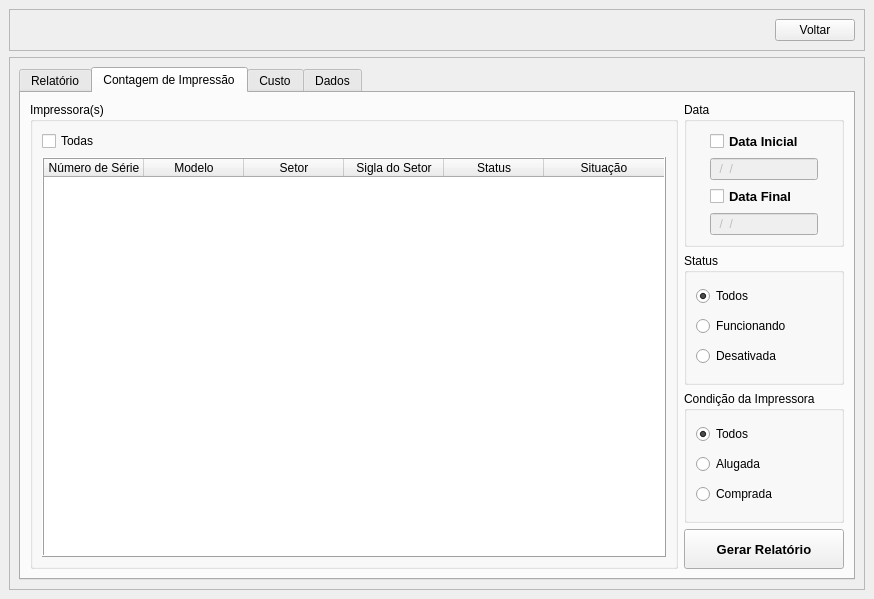
Qt form View/Telas/TelaRelatorio.ui (Blastoles/ProjetoSCGI) before a commit.
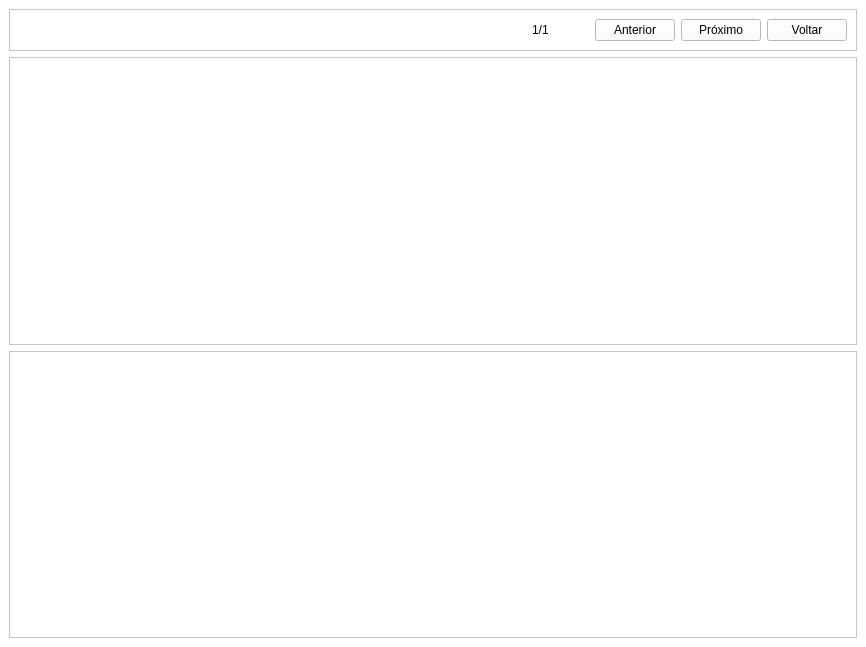
The same form after that commit. Icons and pictures are not drawn.

Diff of the .ui file:
```diff
--- a/View/Telas/TelaRelatorio.ui
+++ b/View/Telas/TelaRelatorio.ui
@@ -6,16 +6,19 @@
    <rect>
     <x>0</x>
     <y>0</y>
-    <width>874</width>
-    <height>599</height>
+    <width>866</width>
+    <height>647</height>
    </rect>
   </property>
   <property name="windowTitle">
-   <string>Contagem</string>
+   <string>Relatório</string>
+  </property>
+  <property name="styleSheet">
+   <string notr="true">background-color: rgb(255, 255, 255);</string>
   </property>
   <widget class="QWidget" name="centralwidget">
    <layout class="QGridLayout" name="gridLayout_2">
-    <item row="0" column="1">
+    <item row="0" column="0">
      <widget class="QFrame" name="frame">
       <property name="sizePolicy">
        <sizepolicy hsizetype="Preferred" vsizetype="Maximum">
@@ -30,11 +33,34 @@
        <enum>QFrame::Raised</enum>
       </property>
       <layout class="QHBoxLayout" name="horizontalLayout">
+       <item>
+        <spacer name="horizontalSpacer_2">
+         <property name="orientation">
+          <enum>Qt::Horizontal</enum>
+         </property>
+         <property name="sizeHint" stdset="0">
+          <size>
+           <width>40</width>
+           <height>20</height>
+          </size>
+         </property>
+        </spacer>
+       </item>
+       <item>
+        <widget class="QLabel" name="TX_ContPagina">
+         <property name="text">
+          <string>1/1</string>
+         </property>
+        </widget>
+       </item>
        <item>
         <spacer name="horizontalSpacer">
          <property name="orientation">
           <enum>Qt::Horizontal</enum>
          </property>
+         <property name="sizeType">
+          <enum>QSizePolicy::Minimum</enum>
+         </property>
          <property name="sizeHint" stdset="0">
           <size>
            <width>40</width>
@@ -43,6 +69,28 @@
          </property>
         </spacer>
        </item>
+       <item>
+        <widget class="QPushButton" name="BT_Anterior">
+         <property name="text">
+          <string>Anterior</string>
+         </property>
+         <property name="icon">
+          <iconset>
+           <normaloff>../Arte/anterior.ico</normaloff>../Arte/anterior.ico</iconset>
+         </property>
+        </widget>
+       </item>
+       <item>
+        <widget class="QPushButton" name="BT_Proximo">
+         <property name="text">
+          <string>Próximo</string>
+         </property>
+         <property name="icon">
+          <iconset>
+           <normaloff>../Arte/proximo.ico</normaloff>../Arte/proximo.ico</iconset>
+         </property>
+        </widget>
+       </item>
        <item>
         <widget class="QPushButton" name="BT_Voltar">
          <property name="text">
@@ -57,7 +105,7 @@
       </layout>
      </widget>
     </item>
-    <item row="1" column="1">
+    <item row="1" column="0">
      <widget class="QFrame" name="frame_2">
       <property name="frameShape">
        <enum>QFrame::StyledPanel</enum>
@@ -65,578 +113,17 @@
       <property name="frameShadow">
        <enum>QFrame::Raised</enum>
       </property>
-      <layout class="QGridLayout" name="gridLayout_9">
-       <item row="1" column="0">
-        <widget class="QTabWidget" name="tabWidget">
-         <property name="currentIndex">
-          <number>1</number>
-         </property>
-         <widget class="QWidget" name="tab_4">
-          <attribute name="title">
-           <string>Relatório</string>
-          </attribute>
-          <layout class="QGridLayout" name="gridLayout_8">
-           <item row="1" column="1" rowspan="6">
-            <widget class="QFrame" name="frame_3">
-             <property name="frameShape">
-              <enum>QFrame::StyledPanel</enum>
-             </property>
-             <property name="frameShadow">
-              <enum>QFrame::Raised</enum>
-             </property>
-             <layout class="QGridLayout" name="gridLayout_10">
-              <item row="0" column="0">
-               <widget class="QComboBox" name="comboBox">
-                <item>
-                 <property name="text">
-                  <string>Quantidade de Impressoras</string>
-                 </property>
-                </item>
-               </widget>
-              </item>
-              <item row="1" column="0">
-               <layout class="QVBoxLayout" name="verticalLayout"/>
-              </item>
-             </layout>
-            </widget>
-           </item>
-           <item row="0" column="0" colspan="2">
-            <widget class="QLabel" name="label">
-             <property name="sizePolicy">
-              <sizepolicy hsizetype="Preferred" vsizetype="Fixed">
-               <horstretch>0</horstretch>
-               <verstretch>0</verstretch>
-              </sizepolicy>
-             </property>
-             <property name="font">
-              <font>
-               <family>Arial</family>
-               <pointsize>15</pointsize>
-               <weight>75</weight>
-               <bold>true</bold>
-              </font>
-             </property>
-             <property name="text">
-              <string>Relatórios</string>
-             </property>
-             <property name="alignment">
-              <set>Qt::AlignCenter</set>
-             </property>
-            </widget>
-           </item>
-           <item row="1" column="0">
-            <widget class="QPushButton" name="pushButton">
-             <property name="sizePolicy">
-              <sizepolicy hsizetype="Minimum" vsizetype="Fixed">
-               <horstretch>0</horstretch>
-               <verstretch>0</verstretch>
-              </sizepolicy>
-             </property>
-             <property name="text">
-              <string>Contagem de Impressão</string>
-             </property>
-            </widget>
-           </item>
-           <item row="2" column="0">
-            <widget class="QPushButton" name="pushButton_3">
-             <property name="sizePolicy">
-              <sizepolicy hsizetype="Minimum" vsizetype="Fixed">
-               <horstretch>0</horstretch>
-               <verstretch>0</verstretch>
-              </sizepolicy>
-             </property>
-             <property name="text">
-              <string>Custo</string>
-             </property>
-            </widget>
-           </item>
-           <item row="3" column="0">
-            <widget class="QPushButton" name="pushButton_5">
-             <property name="sizePolicy">
-              <sizepolicy hsizetype="Minimum" vsizetype="Fixed">
-               <horstretch>0</horstretch>
-               <verstretch>0</verstretch>
-              </sizepolicy>
-             </property>
-             <property name="text">
-              <string>Dados</string>
-             </property>
-            </widget>
-           </item>
-          </layout>
-         </widget>
-         <widget class="QWidget" name="tab_Contagem">
-          <attribute name="title">
-           <string>Contagem de Impressão</string>
-          </attribute>
-          <layout class="QGridLayout" name="gridLayout">
-           <item row="0" column="1">
-            <widget class="QGroupBox" name="data">
-             <property name="title">
-              <string>Data</string>
-             </property>
-             <layout class="QGridLayout" name="gridLayout_7">
-              <item row="1" column="0">
-               <widget class="QLineEdit" name="CP_DataInicial">
-                <property name="enabled">
-                 <bool>false</bool>
-                </property>
-                <property name="sizePolicy">
-                 <sizepolicy hsizetype="Maximum" vsizetype="Fixed">
-                  <horstretch>0</horstretch>
-                  <verstretch>0</verstretch>
-                 </sizepolicy>
-                </property>
-                <property name="font">
-                 <font>
-                  <family>Arial</family>
-                 </font>
-                </property>
-                <property name="inputMask">
-                 <string>99/99/9999</string>
-                </property>
-               </widget>
-              </item>
-              <item row="3" column="0">
-               <widget class="QLineEdit" name="CP_DataFinal">
-                <property name="enabled">
-                 <bool>false</bool>
-                </property>
-                <property name="sizePolicy">
-                 <sizepolicy hsizetype="Maximum" vsizetype="Fixed">
-                  <horstretch>0</horstretch>
-                  <verstretch>0</verstretch>
-                 </sizepolicy>
-                </property>
-                <property name="font">
-                 <font>
-                  <family>Arial</family>
-                 </font>
-                </property>
-                <property name="inputMask">
-                 <string>99/99/9999</string>
-                </property>
-               </widget>
-              </item>
-              <item row="0" column="0">
-               <widget class="QCheckBox" name="BT_DataInicial">
-                <property name="font">
-                 <font>
-                  <family>Arial</family>
-                  <pointsize>10</pointsize>
-                  <weight>75</weight>
-                  <bold>true</bold>
-                 </font>
-                </property>
-                <property name="text">
-                 <string>Data Inicial</string>
-                </property>
-                <property name="checkable">
-                 <bool>true</bool>
-                </property>
-                <property name="checked">
-                 <bool>false</bool>
-                </property>
-               </widget>
-              </item>
-              <item row="2" column="0">
-               <widget class="QCheckBox" name="BT_DataFinal">
-                <property name="font">
-                 <font>
-                  <family>Arial</family>
-                  <pointsize>10</pointsize>
-                  <weight>75</weight>
-                  <bold>true</bold>
-                  <underline>false</underline>
-                 </font>
-                </property>
-                <property name="text">
-                 <string>Data Final</string>
-                </property>
-                <property name="checked">
-                 <bool>false</bool>
-                </property>
-               </widget>
-              </item>
-             </layout>
-            </widget>
-           </item>
-           <item row="2" column="1">
-            <widget class="QGroupBox" name="Condicao">
-             <property name="title">
-              <string>Condição da Impressora</string>
-             </property>
-             <layout class="QGridLayout" name="gridLayout_3">
-              <item row="0" column="0">
-               <widget class="QRadioButton" name="BT_TodosCond">
-                <property name="text">
-                 <string>Todos</string>
-                </property>
-                <property name="checked">
-                 <bool>true</bool>
-                </property>
-               </widget>
-              </item>
-              <item row="1" column="0">
-               <widget class="QRadioButton" name="BT_Alugada">
-                <property name="text">
-                 <string>Alugada</string>
-                </property>
-               </widget>
-              </item>
-              <item row="2" column="0">
-               <widget class="QRadioButton" name="BT_Comprada">
-                <property name="text">
-                 <string>Comprada</string>
-                </property>
-               </widget>
-              </item>
-             </layout>
-            </widget>
-           </item>
-           <item row="1" column="1">
-            <widget class="QGroupBox" name="status">
-             <property name="title">
-              <string>Status</string>
-             </property>
-             <layout class="QGridLayout" name="gridLayout_6">
-              <item row="2" column="0">
-               <widget class="QRadioButton" name="BT_Desativada">
-                <property name="text">
-                 <string>Desativada</string>
-                </property>
-               </widget>
-              </item>
-              <item row="1" column="0">
-               <widget class="QRadioButton" name="BT_Funcionando">
-                <property name="text">
-                 <string>Funcionando</string>
-                </property>
-               </widget>
-              </item>
-              <item row="0" column="0">
-               <widget class="QRadioButton" name="BT_TodosStatus">
-                <property name="text">
-                 <string>Todos</string>
-                </property>
-                <property name="checked">
-                 <bool>true</bool>
-                </property>
-               </widget>
-              </item>
-             </layout>
-            </widget>
-           </item>
-           <item row="3" column="1">
-            <widget class="QPushButton" name="BT_GerarContagem">
-             <property name="sizePolicy">
-              <sizepolicy hsizetype="Minimum" vsizetype="Fixed">
-               <horstretch>0</horstretch>
-               <verstretch>0</verstretch>
-              </sizepolicy>
-             </property>
-             <property name="minimumSize">
-              <size>
-               <width>0</width>
-               <height>40</height>
-              </size>
-             </property>
-             <property name="sizeIncrement">
-              <size>
-               <width>0</width>
-               <height>0</height>
-              </size>
-             </property>
-             <property name="font">
-              <font>
-               <family>Arial</family>
-               <pointsize>10</pointsize>
-               <weight>75</weight>
-               <bold>true</bold>
-               <underline>false</underline>
-               <strikeout>false</strikeout>
-              </font>
-             </property>
-             <property name="text">
-              <string>Gerar Relatório</string>
-             </property>
-             <property name="icon">
-              <iconset>
-               <normaloff>../Arte/check_ok_accept_apply_1582.ico</normaloff>../Arte/check_ok_accept_apply_1582.ico</iconset>
-             </property>
-            </widget>
-           </item>
-           <item row="0" column="0" rowspan="4">
-            <widget class="QGroupBox" name="impressora">
-             <property name="title">
-              <string>Impressora(s)</string>
-             </property>
-             <layout class="QGridLayout" name="gridLayout_11">
-              <item row="1" column="0">
-               <widget class="QTableWidget" name="TB_Impressora">
-                <property name="enabled">
-                 <bool>true</bool>
-                </property>
-                <property name="sizePolicy">
-                 <sizepolicy hsizetype="Expanding" vsizetype="Expanding">
-                  <horstretch>0</horstretch>
-                  <verstretch>0</verstretch>
-                 </sizepolicy>
-                </property>
-                <property name="focusPolicy">
-                 <enum>Qt::WheelFocus</enum>
-                </property>
-                <property name="autoFillBackground">
-                 <bool>true</bool>
-                </property>
-                <property name="frameShape">
-                 <enum>QFrame::Box</enum>
-                </property>
-                <property name="frameShadow">
-                 <enum>QFrame::Raised</enum>
-                </property>
-                <property name="sizeAdjustPolicy">
-                 <enum>QAbstractScrollArea::AdjustToContents</enum>
-                </property>
-                <property name="autoScroll">
-                 <bool>true</bool>
-                </property>
-                <property name="autoScrollMargin">
-                 <number>16</number>
-                </property>
-                <property name="editTriggers">
-                 <set>QAbstractItemView::NoEditTriggers</set>
-                </property>
-                <property name="alternatingRowColors">
-                 <bool>true</bool>
-                </property>
-                <property name="selectionMode">
-                 <enum>QAbstractItemView::MultiSelection</enum>
-                </property>
-                <property name="selectionBehavior">
-                 <enum>QAbstractItemView::SelectRows</enum>
-                </property>
-                <property name="gridStyle">
-                 <enum>Qt::DashLine</enum>
-                </property>
-                <property name="rowCount">
-                 <number>0</number>
-                </property>
-                <attribute name="horizontalHeaderCascadingSectionResizes">
-                 <bool>false</bool>
-                </attribute>
-                <attribute name="horizontalHeaderDefaultSectionSize">
-                 <number>100</number>
-                </attribute>
-                <attribute name="horizontalHeaderHighlightSections">
-                 <bool>true</bool>
-                </attribute>
-                <attribute name="horizontalHeaderMinimumSectionSize">
-                 <number>40</number>
-                </attribute>
-                <attribute name="horizontalHeaderShowSortIndicator" stdset="0">
-                 <bool>false</bool>
-                </attribute>
-                <attribute name="horizontalHeaderStretchLastSection">
-                 <bool>true</bool>
-                </attribute>
-                <column>
-                 <property name="text">
-                  <string>Número de Série</string>
-                 </property>
-                </column>
-                <column>
-                 <property name="text">
-                  <string>Modelo</string>
-                 </property>
-                </column>
-                <column>
-                 <property name="text">
-                  <string>Setor</string>
-                 </property>
-                </column>
-                <column>
-                 <property name="text">
-                  <string>Sigla do Setor</string>
-                 </property>
-                </column>
-                <column>
-                 <property name="text">
-                  <string>Status</string>
-                 </property>
-                </column>
-                <column>
-                 <property name="text">
-                  <string>Situação</string>
-                 </property>
-                </column>
-               </widget>
-              </item>
-              <item row="0" column="0">
-               <widget class="QCheckBox" name="BT_TodasImpressoras">
-                <property name="text">
-                 <string>Todas</string>
-                </property>
-                <property name="tristate">
-                 <bool>false</bool>
-                </property>
-               </widget>
-              </item>
-             </layout>
-            </widget>
-           </item>
-          </layout>
-         </widget>
-         <widget class="QWidget" name="tab_2">
-          <attribute name="title">
-           <string>Custo</string>
-          </attribute>
-          <widget class="QGroupBox" name="groupBox_6">
-           <property name="geometry">
-            <rect>
-             <x>90</x>
-             <y>330</y>
-             <width>688</width>
-             <height>129</height>
-            </rect>
-           </property>
-           <property name="title">
-            <string>Campos</string>
-           </property>
-           <layout class="QGridLayout" name="gridLayout_12">
-            <item row="2" column="0">
-             <widget class="QCheckBox" name="BT_Modelo_2">
-              <property name="text">
-               <string>Modelo</string>
-              </property>
-             </widget>
-            </item>
-            <item row="0" column="0">
-             <widget class="QCheckBox" name="BT_NumDeSerie_2">
-              <property name="text">
-               <string>Número de Série</string>
-              </property>
-             </widget>
-            </item>
-            <item row="5" column="0">
-             <widget class="QCheckBox" name="BT_AnoAquisicao_2">
-              <property name="text">
-               <string>Ano da Aquisição</string>
-              </property>
-             </widget>
-            </item>
-            <item row="3" column="0">
-             <widget class="QCheckBox" name="BT_Fabricante_2">
-              <property name="text">
-               <string>Fabricante</string>
-              </property>
-             </widget>
-            </item>
-            <item row="1" column="0">
-             <widget class="QCheckBox" name="BT_MAC_2">
-              <property name="text">
-               <string>MAC</string>
-              </property>
-             </widget>
-            </item>
-            <item row="4" column="0">
-             <widget class="QCheckBox" name="BT_NomeAmigavel_2">
-              <property name="text">
-               <string>Nome Amigavel</string>
-              </property>
-             </widget>
-            </item>
-            <item row="0" column="1">
-             <widget class="QCheckBox" name="BT_Alugada_3">
-              <property name="text">
-               <string>Alugada</string>
-              </property>
-             </widget>
-            </item>
-            <item row="2" column="1">
-             <widget class="QCheckBox" name="BT_SiglaSetor_2">
-              <property name="text">
-               <string>Sigla Setor</string>
-              </property>
-              <property name="checked">
-               <bool>false</bool>
-              </property>
-             </widget>
-            </item>
-            <item row="1" column="1">
-             <widget class="QCheckBox" name="BT_NomeSetor_2">
-              <property name="text">
-               <string>Nome Setor</string>
-              </property>
-             </widget>
-            </item>
-            <item row="0" column="2">
-             <widget class="QCheckBox" name="BT_Wifi_2">
-              <property name="text">
-               <string>Wifi</string>
-              </property>
-             </widget>
-            </item>
-            <item row="3" column="1">
-             <widget class="QCheckBox" name="BT_Status_2">
-              <property name="text">
-               <string>Status</string>
-              </property>
-             </widget>
-            </item>
-            <item row="4" column="1">
-             <widget class="QCheckBox" name="BT_USB_2">
-              <property name="text">
-               <string>USB</string>
-              </property>
-             </widget>
-            </item>
-            <item row="5" column="1">
-             <widget class="QCheckBox" name="BT_Rede_2">
-              <property name="text">
-               <string>Rede</string>
-              </property>
-             </widget>
-            </item>
-            <item row="1" column="2">
-             <widget class="QCheckBox" name="BT_IP_2">
-              <property name="text">
-               <string>Endereço de IP</string>
-              </property>
-             </widget>
-            </item>
-            <item row="2" column="2">
-             <widget class="QCheckBox" name="BT_Monocromatico_2">
-              <property name="text">
-               <string>Monocromatico</string>
-              </property>
-             </widget>
-            </item>
-            <item row="3" column="2">
-             <widget class="QCheckBox" name="BT_Cromatico_2">
-              <property name="text">
-               <string>Cromatico</string>
-              </property>
-             </widget>
-            </item>
-            <item row="4" column="2">
-             <widget class="QCheckBox" name="BT_ModeloToner_2">
-              <property name="text">
-               <string>Modelo Toner(s)</string>
-              </property>
-             </widget>
-            </item>
-           </layout>
-          </widget>
-         </widget>
-         <widget class="QWidget" name="tab_3">
-          <attribute name="title">
-           <string>Dados</string>
-          </attribute>
-         </widget>
-        </widget>
-       </item>
-      </layout>
+      <layout class="QGridLayout" name="gridLayout_9"/>
+     </widget>
+    </item>
+    <item row="2" column="0">
+     <widget class="QFrame" name="frame_3">
+      <property name="frameShape">
+       <enum>QFrame::StyledPanel</enum>
+      </property>
+      <property name="frameShadow">
+       <enum>QFrame::Raised</enum>
+      </property>
      </widget>
     </item>
    </layout>
```
Left out of the diff: 4 changed lines with no effect on the pictures.
